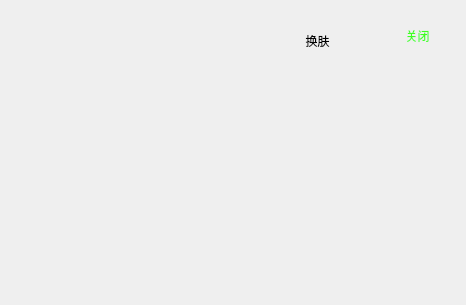
Qt form QtWinAero/QtWinAero.ui (KikyoShaw/QtWinAero) before a commit.
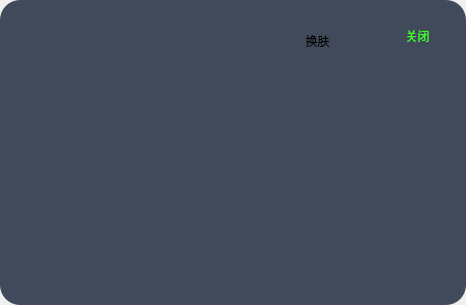
The same form after that commit.

Commit message: 新增win7下毛玻璃特效

Diff of the .ui file:
```diff
--- a/QtWinAero/QtWinAero.ui
+++ b/QtWinAero/QtWinAero.ui
@@ -34,6 +34,7 @@
      <property name="styleSheet">
       <string notr="true">#frame{
 border-radius:20px;
+background: rgba(21, 32, 52, 0.8);
 }</string>
      </property>
      <property name="frameShape">
```
The commit also changes 2 other files.
